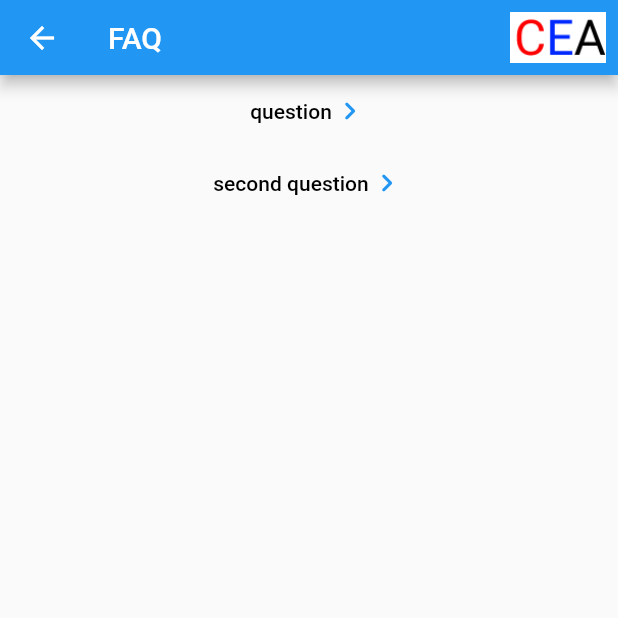
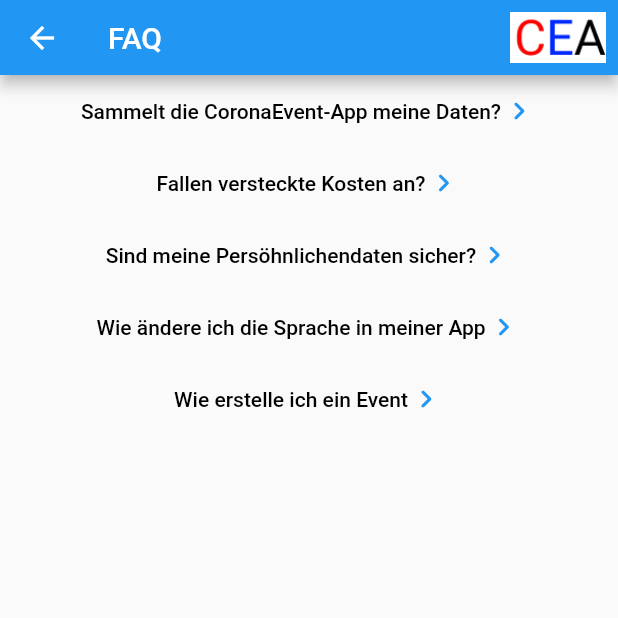
Before and after one commit to reyemDarnok/MCI_SOSE_2021, a Flutter app: the FAQRoute screen opened by its route, on a phone screen of 412 x 824 dp, the top half of it. Run offline on Flutter 3.47's test engine with Material 2 defaults, Android fonts, the phone set to English and light mode, and no system bars; our stand-ins replace built_value, file_picker, logger, qr_flutter, share_plus; missing offline and left inert: barcode_scan2, duration, pointycastle; generated files the repository leaves out were written again.

Commit message:
Update FAQRoute.dart

```diff
--- a/lib/FAQ/FAQRoute.dart
+++ b/lib/FAQ/FAQRoute.dart
@@ -11,9 +11,11 @@ class FAQRoute extends StatelessWidget {
   @override
   Widget build(BuildContext context) {
     var faqElements = [
-      FAQElement('question',
-          'Long answer. Lorem ipsum dolor sit amet, consetetur sadipscing elitr, sed diam nonumy eirmod tempor invidunt ut labore et dolore magna aliquyam erat, sed diam voluptua. At vero eos et accusam et justo duo dolores et ea rebum. Stet clita kasd gubergren, no sea takimata sanctus est Lorem ipsum dolor sit amet. Lorem ipsum dolor sit amet, consetetur sadipscing elitr, sed diam nonumy eirmod tempor invidunt ut labore et dolore magna aliquyam erat, sed diam voluptua. At vero eos et accusam et justo duo dolores et ea rebum. Stet clita kasd gubergren, no sea takimata sanctus est Lorem ipsum dolor sit amet.'),
-      FAQElement('second question', 'second answer'),
+      FAQElement('Sammelt die CoronaEvent-App meine Daten?', 'Die Corona Event App sammelt nur Ihre nötigsten Daten. Falls Sie die nötigen IT.Kenntnisse haben, können Sie sich im Source-Code darüber vergewissern'),
+      FAQElement('Fallen versteckte Kosten an?', 'Nein es fallen keine Kosten an'),
+      FAQElement('Sind meine Persöhnlichendaten sicher?', 'Durch eine RSA-Verschlüsslung sind Ihre Daten bei uns sicher '),
+      FAQElement('Wie ändere ich die Sprache in meiner App', 'Homescreen --> Menü --> Einstellungen --> Sprache --> Sprache wählen  '),
+      FAQElement('Wie erstelle ich ein Event', 'Homescreen --> Events --> Eigene Events --> Neues Event erstellen'),
     ];
     return Scaffold(
       appBar: NavBar(AppLocalizations.of(context)!.faq),
```
